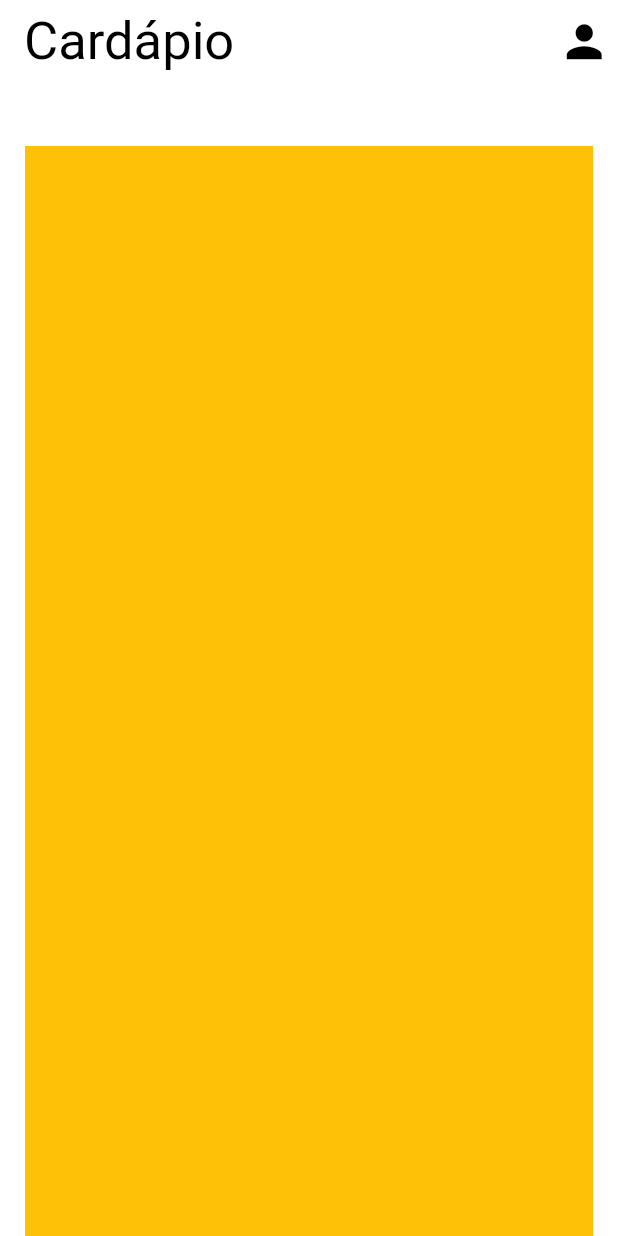
After one commit to viktorsht/AcaiFrontEnd, a Flutter app: the screen it shows after launch, on a phone screen of 412 x 824 dp. The commit adds this screen. Run offline on Flutter 3.47's test engine with Material 2 defaults, Android fonts, the phone set to English and light mode, and no system bars; Roboto replaces fonts that are missing (Nunito Sans).

Commit message:
Iniciando Home Page

```diff
--- a/lib/src/app.dart
+++ b/lib/src/app.dart
@@ -1,6 +1,7 @@
-import 'package:app/src/views/login.dart';
+import 'package:app/src/infra/views/home/home_page.dart';
+import 'package:app/src/infra/views/login.dart';
 import 'package:flutter/material.dart';
-import 'infra/utils/theme/app_theme.dart';
+import 'utils/theme/app_theme.dart';
 
 class App extends StatelessWidget {
   const App({super.key});
@@ -11,7 +12,11 @@ class App extends StatelessWidget {
       title: 'Açai',
       debugShowCheckedModeBanner: false,
       theme: AppTheme.theme,
-      home: const LoginApp(),
+      initialRoute: '/',
+      routes: {
+        '/' :(context) => const HomeApp(),
+        '/login' :(context) => const LoginApp(),
+      },
     );
   }
 }
--- a/lib/src/infra/api.dart
+++ b/lib/src/infra/api.dart
@@ -1,4 +1,5 @@
 class DataApi {
   static String myIp = '10.0.0.16:8000';
   static String urlBaseApi = 'http://$myIp/api/';
+  static String urlBaseApiAuth = 'http://$myIp/api/auth/';
 }
--- /dev/null
+++ b/lib/src/infra/repositorys/reposiroty_user.dart
@@ -0,0 +1,5 @@
+class RepositoryUser{
+  static String nomeUser = "";
+  static String telefoneUser = "";
+  static String tokenUser = "";
+}
--- /dev/null
+++ b/lib/src/infra/views/home/home_page.dart
@@ -0,0 +1,62 @@
+import 'package:app/src/utils/color/app_colors.dart';
+import 'package:flutter/material.dart';
+
+class HomeApp extends StatefulWidget {
+  const HomeApp({super.key});
+
+  @override
+  State<HomeApp> createState() => _HomeAppState();
+}
+
+class _HomeAppState extends State<HomeApp> {
+  @override
+  Widget build(BuildContext context) {
+
+
+    double screenHeight = MediaQuery.of(context).size.height;
+    double screenWight = MediaQuery.of(context).size.width;
+
+    return Scaffold(
+      backgroundColor: AppColors.primaryColorApp,
+      appBar: AppBar(
+        backgroundColor: AppColors.primaryColorApp,
+        elevation: 0.0,
+        title: const Text('Cardápio',
+          style: TextStyle(
+            color: AppColors.blackColorApp,
+            fontWeight: FontWeight.normal,
+            fontSize: 35,
+            ),
+          ),
+        actions: [
+           IconButton(onPressed: (){
+           // Navigator.of(context).push(MaterialPageRoute(builder: (context) => const ProfileScreen()));
+
+          },
+          icon:  const Icon(Icons.person, color: Colors.black, size: 35,),
+          ),
+        ],
+      ),
+      extendBody: true,
+      body: Padding(
+        padding: EdgeInsets.only(top: screenHeight * .05, left: screenWight * .04, right: screenWight * .04),
+        child: Stack(
+          //alignment: Alignment.topLeft,
+          children:[
+            const Text("Escolha o recipiente",
+            style: TextStyle(
+              fontWeight: FontWeight.bold,
+              fontSize: 18
+              ),
+            ),
+            PageView(
+              children: [
+                Container(color: Colors.amber,),
+                Container(color: Colors.amber,),
+            ],),
+          ],
+        ),
+      ),
+    );
+  }
+}
--- a/pubspec.yaml
+++ b/pubspec.yaml
@@ -36,6 +36,7 @@ dependencies:
   # Use with the CupertinoIcons class for iOS style icons.
   cupertino_icons: ^1.0.2
   intl: ^0.18.0
+  http: ^0.13.5
   dotenv: ^4.1.0
 
 dev_dependencies:
```
Also changed, not shown: lib/src/infra/controllers/controller_user.dart (added, +26 -0 lines), lib/src/infra/models/models_login.dart (added, +21 -0 lines), lib/src/infra/models/models_user.dart (added, +23 -0 lines), lib/src/infra/views/login.dart (renamed from lib/src/views/login.dart, +19 -6 lines), lib/src/provider/format_phone.dart (added, +12 -0 lines), lib/src/controllers/controller_user.dart (deleted), lib/src/models/models_user.dart (deleted), lib/src/utils/button/app_buttons.dart (renamed from lib/src/infra/utils/button/app_buttons.dart), lib/src/utils/color/app_colors.dart (renamed from lib/src/infra/utils/color/app_colors.dart), lib/src/utils/theme/app_theme.dart (renamed from lib/src/infra/utils/theme/app_theme.dart), pubspec.lock.
